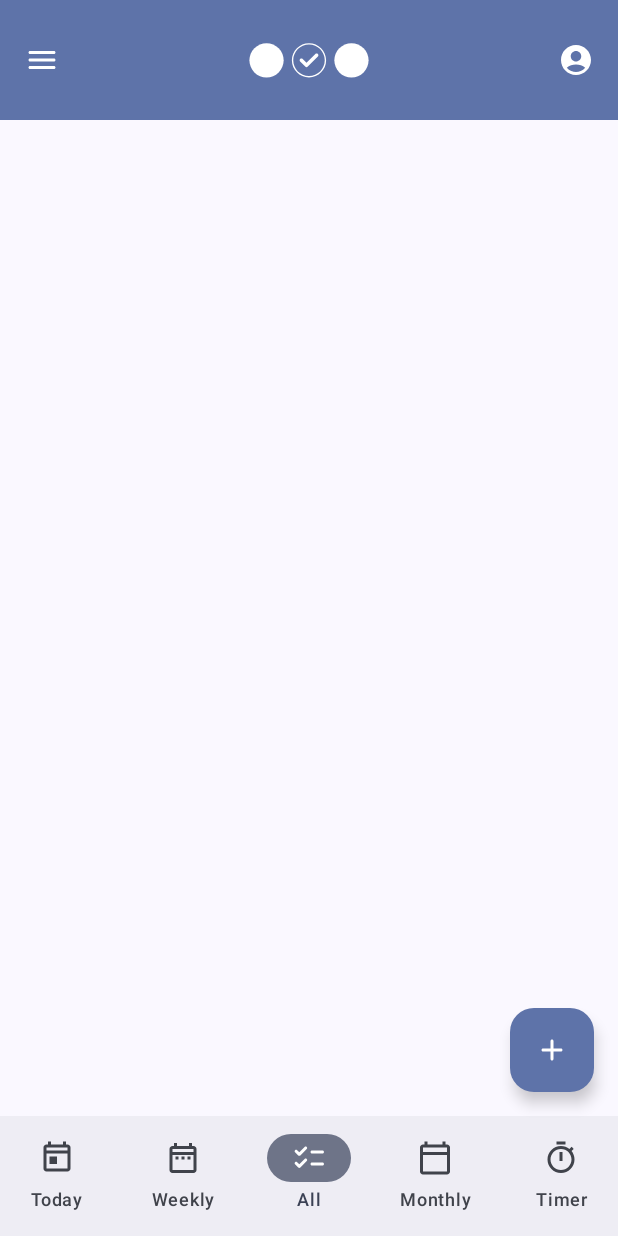
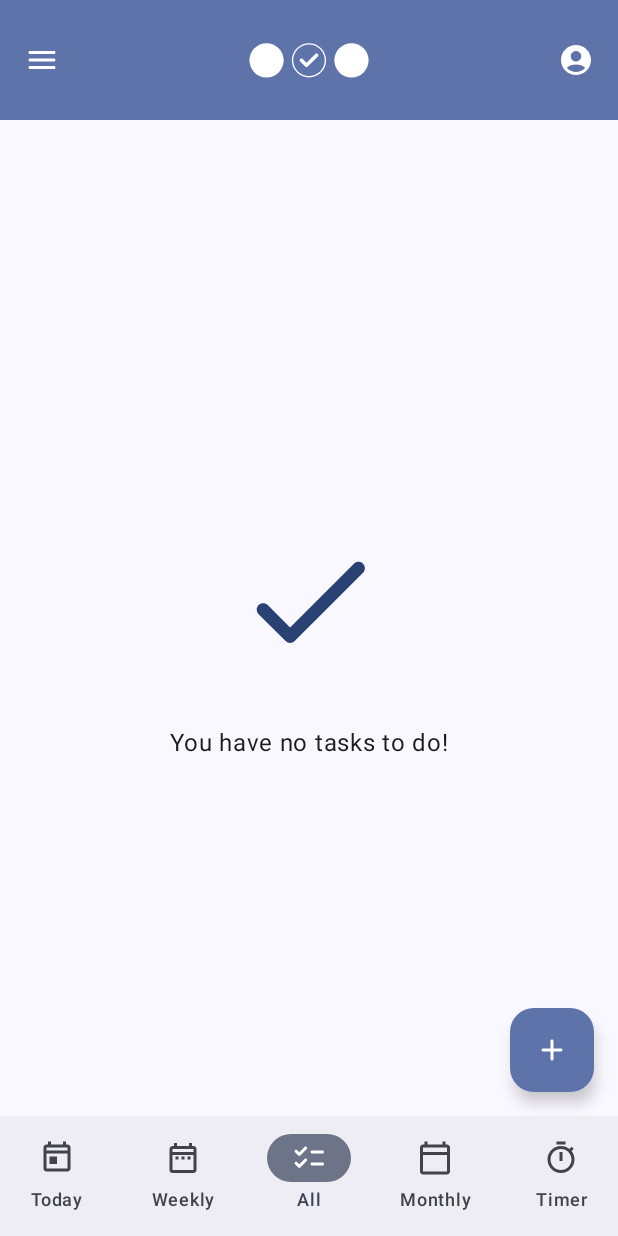
Before and after one commit to egelsia/TODO-More, an Android app built with Jetpack Compose: the ListView screen opened through its navigation route, on a phone screen of 412 x 824 dp. Run offline under Robolectric (Android 15) with nearby library versions, the phone set to English and light mode, and no system bars; our stand-ins replace Room's generated code.

Commit message:
Check icon is added to show no tasks. Routing is fixed.

```diff
--- a/app/src/main/java/com/egelsia/todomore/screens/DailyView.kt
+++ b/app/src/main/java/com/egelsia/todomore/screens/DailyView.kt
@@ -7,6 +7,7 @@ import androidx.compose.animation.fadeOut
 import androidx.compose.animation.shrinkVertically
 import androidx.compose.foundation.background
 import androidx.compose.foundation.clickable
+import androidx.compose.foundation.layout.Arrangement
 import androidx.compose.foundation.layout.Box
 import androidx.compose.foundation.layout.Column
 import androidx.compose.foundation.layout.Row
@@ -21,6 +22,7 @@ import androidx.compose.foundation.lazy.LazyColumn
 import androidx.compose.foundation.lazy.items
 import androidx.compose.material.icons.Icons
 import androidx.compose.material.icons.automirrored.rounded.Label
+import androidx.compose.material.icons.rounded.Check
 import androidx.compose.material.icons.rounded.Delete
 import androidx.compose.material3.CircularProgressIndicator
 import androidx.compose.material3.ExperimentalMaterial3Api
@@ -111,6 +113,21 @@ fun ListView(
                         )
                     }
                     HorizontalDivider(color = MaterialTheme.colorScheme.onSurfaceVariant)
+                }
+            }
+            if (todoItems.isEmpty()) {
+                Column (
+                    modifier = Modifier.fillMaxSize(),
+                    verticalArrangement = Arrangement.Center,
+                    horizontalAlignment = Alignment.CenterHorizontally
+                ){
+                    Icon(
+                        imageVector = Icons.Rounded.Check,
+                        contentDescription = "Checked",
+                        tint = MaterialTheme.colorScheme.primary,
+                        modifier = Modifier.fillMaxSize(0.25f)
+                    )
+                    Text("You have no tasks to do!")
                 }
             }
         }
--- a/app/src/main/java/com/egelsia/todomore/viewmodels/TODOViewModel.kt
+++ b/app/src/main/java/com/egelsia/todomore/viewmodels/TODOViewModel.kt
@@ -152,7 +152,7 @@ class TODOViewModel(
         }
     }
 
-    fun getListOfToday() {
+    fun getListOfThisWeek() {
         viewModelScope.launch {
             _todoState.value = StateHolder.Loading
             try {
@@ -190,7 +190,7 @@ class TODOViewModel(
         }
     }
 
-    fun getListOfThisWeek() {
+    fun getListOfToday() {
         viewModelScope.launch {
             _todoState.value = StateHolder.Loading
             try {
```
